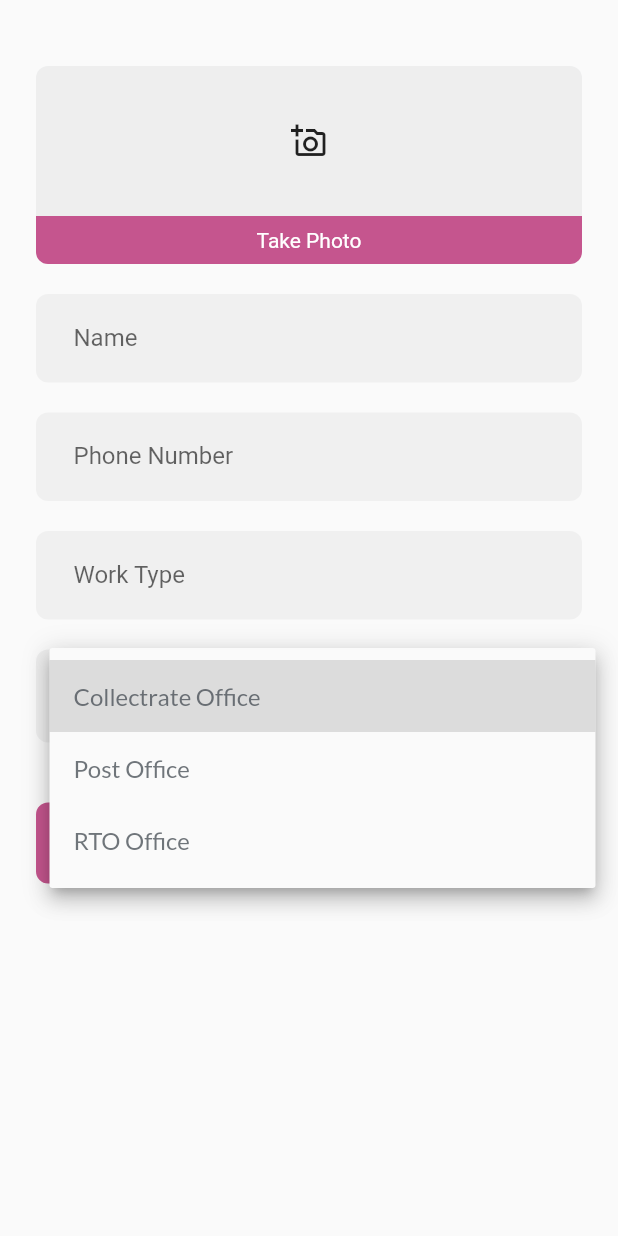
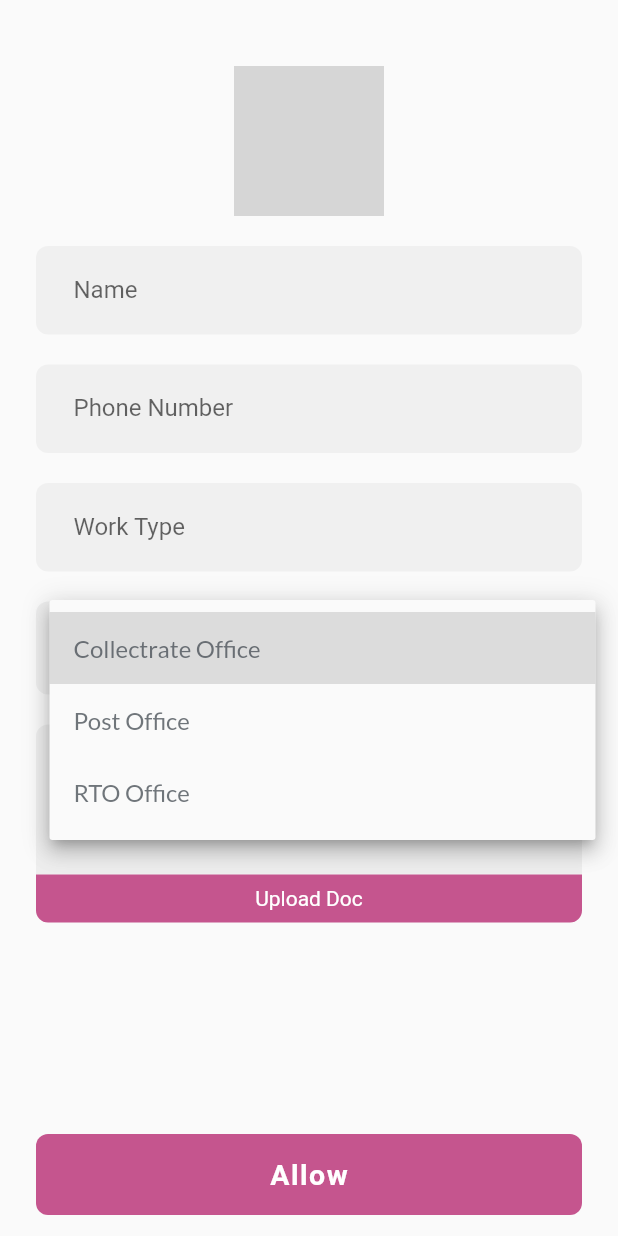
Before and after one commit to awwush/traxsmart-visitor-management-app, a Flutter app: the VisitorDetails screen opened directly, after a tap on "Collectrate Office", on a phone screen of 412 x 824 dp. Run offline on Flutter 3.47's test engine with Material 2 defaults, Android fonts, the phone set to English and light mode, and no system bars; our stand-ins replace flutter_feather_icons, google_fonts, otp_text_field, shared_preferences; missing offline and left inert: qr_code_scanner; accounts and stored records are empty; grey boxes are pictures that could not be loaded.

Commit message:
UI changes on visitor details

```diff
--- a/lib/ui/visitor_details.dart
+++ b/lib/ui/visitor_details.dart
@@ -58,37 +58,20 @@ class _VisitorDetailsState extends State<VisitorDetails> {
   Widget build(BuildContext context) {
     return Scaffold(
       body: ListView(
-        padding: const EdgeInsets.fromLTRB(24, 44, 24, 24),
+        padding: const EdgeInsets.fromLTRB(24, 44, 24, 0),
         children: [
-          Column(
-            children: [
-              Container(
+          const Center(
+            child: ClipRRect(
+              borderRadius: BorderRadius.all(
+                Radius.circular(24),
+              ),
+              child: Image(
+                fit: BoxFit.cover,
+                width: 100,
                 height: 100,
-                width: MediaQuery.of(context).size.width,
-                decoration: BoxDecoration(
-                  color: theme.colorScheme.onBackground.withAlpha(18),
-                  borderRadius: const BorderRadius.only(
-                      topLeft: Radius.circular(8.0),
-                      topRight: Radius.circular(8.0)),
+                image: AssetImage('assets/images/visitor.png'),
               ),
-                child: const Icon(Icons.add_a_photo_outlined),
             ),
-              Container(
-                height: 32.0,
-                width: MediaQuery.of(context).size.width,
-                decoration: const BoxDecoration(
-                  color: Color(0xffc5558e),
-                  borderRadius: BorderRadius.only(
-                      bottomLeft: Radius.circular(8.0),
-                      bottomRight: Radius.circular(8.0)),
-                ),
-                child: const Center(
-                    child: Text(
-                  'Take Photo',
-                  style: TextStyle(color: Colors.white),
-                )),
-              ),
-            ],
           ),
           const SizedBox(
             height: 20,
@@ -136,17 +119,49 @@ class _VisitorDetailsState extends State<VisitorDetails> {
             ),
           ),
           const SizedBox(
-            height: 40,
+            height: 20,
           ),
-          Expanded(
-            flex: 1,
-            child: Align(
-                alignment: Alignment.bottomCenter,
-                child: ListView(shrinkWrap: true, children: [
-                  GestureDetector(
+          Column(
+            children: [
+              Container(
+                height: 100,
+                width: MediaQuery.of(context).size.width,
+                decoration: BoxDecoration(
+                  color: theme.colorScheme.onBackground.withAlpha(18),
+                  borderRadius: const BorderRadius.only(
+                      topLeft: Radius.circular(8.0),
+                      topRight: Radius.circular(8.0)),
+                ),
+                child: const Icon(FeatherIcons.file),
+              ),
+              Container(
+                height: 32.0,
+                width: MediaQuery.of(context).size.width,
+                decoration: const BoxDecoration(
+                  color: Color(0xffc5558e),
+                  borderRadius: BorderRadius.only(
+                      bottomLeft: Radius.circular(8.0),
+                      bottomRight: Radius.circular(8.0)),
+                ),
+                child: const Center(
+                    child: Text(
+                  'Upload Doc',
+                  style: TextStyle(color: Colors.white),
+                )),
+              ),
+            ],
+          ),
+          const SizedBox(
+            height: 16,
+          ),
+        ],
+      ),
+      bottomNavigationBar: Padding(
+        padding: EdgeInsets.fromLTRB(24, 14, 24, 14),
+        child: GestureDetector(
           onTap: () {
-                      Navigator.push(context,
-                          MaterialPageRoute(builder: (_) => const QRScanner()));
+            Navigator.push(
+                context, MaterialPageRoute(builder: (_) => const QRScanner()));
           },
           child: Container(
             width: MediaQuery.of(context).size.width,
@@ -166,9 +181,6 @@ class _VisitorDetailsState extends State<VisitorDetails> {
             )),
           ),
         ),
-                ])),
-          )
-        ],
       ),
     );
   }
--- a/pubspec.yaml
+++ b/pubspec.yaml
@@ -69,6 +69,7 @@ flutter:
   # To add assets to your application, add an assets section, like this:
   assets:
     - assets/lang/
+    - assets/images/
 
 
   # An image asset can refer to one or more resolution-specific "variants", see
```
Lines whose indentation alone changed are shown as unchanged.
